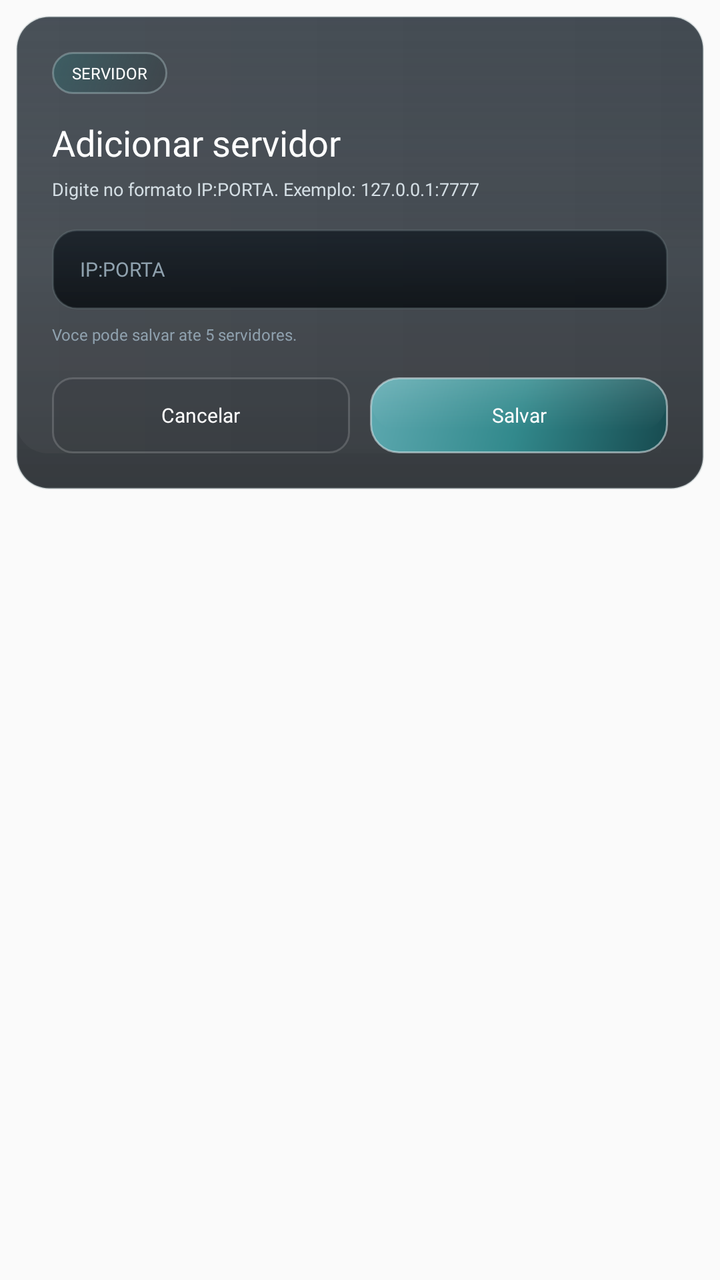
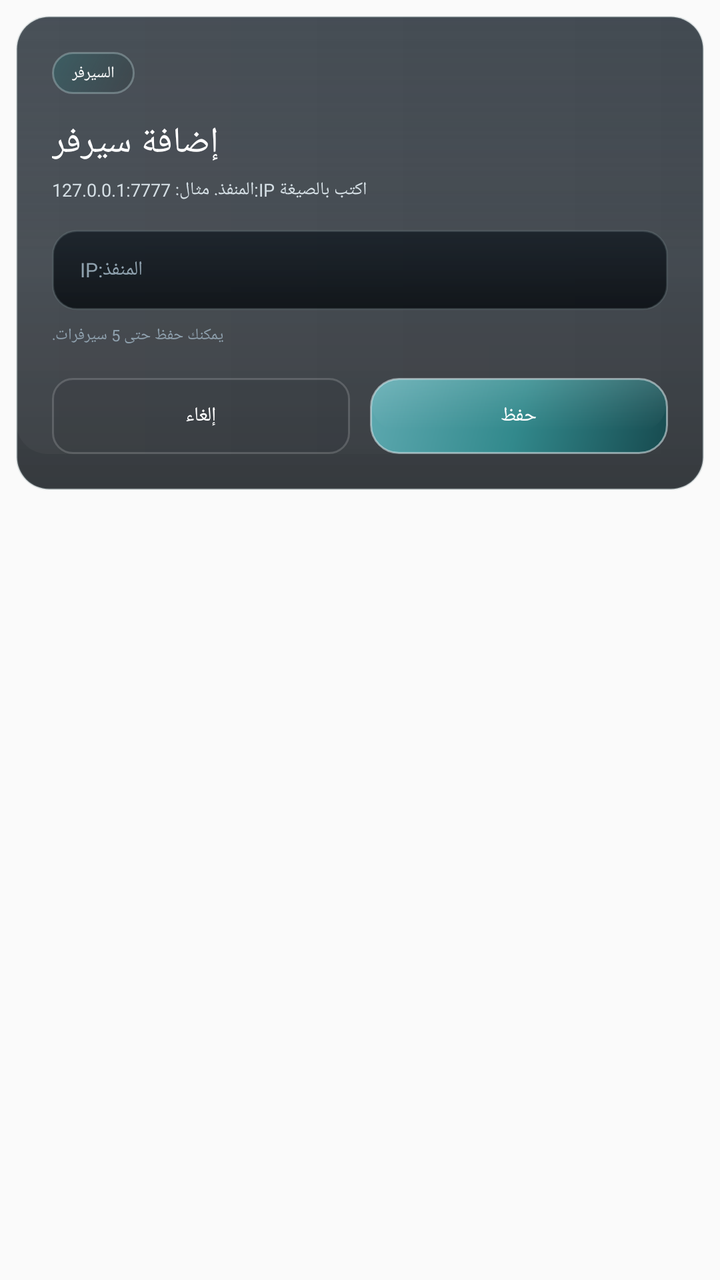

Two renders of the same Android screen: before a commit and after it. Below are the layout's source before the change and the commit's diff.
<!-- AndroidManifest.xml: application theme Theme.AppCompat.Light.NoActionBar.FullScreen -->
<!-- res/layout/dialog_add_server.xml -->
<?xml version="1.0" encoding="utf-8"?>
<FrameLayout xmlns:android="http://schemas.android.com/apk/res/android"
    android:layout_width="match_parent"
    android:layout_height="wrap_content"
    android:padding="8dp">

    <LinearLayout
        android:layout_width="match_parent"
        android:layout_height="wrap_content"
        android:background="@drawable/home_panel_surface"
        android:orientation="vertical"
        android:padding="18dp">

        <TextView
            android:layout_width="wrap_content"
            android:layout_height="wrap_content"
            android:background="@drawable/home_news_badge"
            android:fontFamily="@font/montserrat_bold"
            android:paddingStart="10dp"
            android:paddingTop="5dp"
            android:paddingEnd="10dp"
            android:paddingBottom="5dp"
            android:text="Servidor"
            android:textAllCaps="true"
            android:textColor="@android:color/white"
            android:textSize="8sp" />

        <TextView
            android:layout_width="wrap_content"
            android:layout_height="wrap_content"
            android:layout_marginTop="12dp"
            android:fontFamily="@font/montserrat_black"
            android:text="Adicionar servidor"
            android:textColor="@android:color/white"
            android:textSize="18sp" />

        <TextView
            android:layout_width="wrap_content"
            android:layout_height="wrap_content"
            android:layout_marginTop="5dp"
            android:fontFamily="@font/montserrat_medium"
            android:text="Digite no formato IP:PORTA. Exemplo: 127.0.0.1:7777"
            android:textColor="@color/launcher_text_secondary"
            android:textSize="9sp" />

        <EditText
            android:id="@+id/dialog_server_input"
            android:layout_width="match_parent"
            android:layout_height="40dp"
            android:layout_marginTop="14dp"
            android:background="@drawable/launcher_field_surface_dark"
            android:fontFamily="@font/montserrat_bold"
            android:hint="IP:PORTA"
            android:imeOptions="actionDone|flagNoExtractUi"
            android:paddingStart="14dp"
            android:paddingEnd="14dp"
            android:singleLine="true"
            android:textColor="@android:color/white"
            android:textColorHint="@color/launcher_text_muted"
            android:textSize="10sp" />

        <TextView
            android:id="@+id/dialog_server_limit"
            android:layout_width="wrap_content"
            android:layout_height="wrap_content"
            android:layout_marginTop="7dp"
            android:fontFamily="@font/montserrat_medium"
            android:text="Voce pode salvar ate 5 servidores."
            android:textColor="@color/launcher_text_muted"
            android:textSize="8sp" />

        <LinearLayout
            android:layout_width="match_parent"
            android:layout_height="wrap_content"
            android:layout_marginTop="16dp"
            android:orientation="horizontal">

            <TextView
                android:id="@+id/dialog_server_cancel"
                android:layout_width="0dp"
                android:layout_height="38dp"
                android:layout_weight="1"
                android:background="@drawable/home_action_text_button"
                android:fontFamily="@font/montserrat_bold"
                android:gravity="center"
                android:text="Cancelar"
                android:textColor="@android:color/white"
                android:textSize="10sp" />

            <TextView
                android:id="@+id/dialog_server_save"
                android:layout_width="0dp"
                android:layout_height="38dp"
                android:layout_marginStart="10dp"
                android:layout_weight="1"
                android:background="@drawable/home_server_select_button"
                android:fontFamily="@font/montserrat_bold"
                android:gravity="center"
                android:text="Salvar"
                android:textColor="@android:color/white"
                android:textSize="10sp" />
        </LinearLayout>
    </LinearLayout>

</FrameLayout>
<!-- resources referenced by this layout -->
<resources>
  <color name="launcher_text_muted">#8FA1AE</color>
  <color name="launcher_text_secondary">#D4DEE4</color>
  <!-- drawable home_action_text_button (drawable) -->
  <?xml version="1.0" encoding="utf-8"?>
  <shape xmlns:android="http://schemas.android.com/apk/res/android"
      android:shape="rectangle">
      <solid android:color="#140F141A" />
      <corners android:radius="10dp" />
      <stroke
          android:width="1dp"
          android:color="#2AFFFFFF" />
  </shape>
  <!-- drawable home_news_badge (drawable) -->
  <?xml version="1.0" encoding="utf-8"?>
  <shape xmlns:android="http://schemas.android.com/apk/res/android"
      android:shape="rectangle">
      <gradient
          android:angle="315"
          android:startColor="#6C2D6F73"
          android:endColor="#33192325" />
      <corners android:radius="10dp" />
      <stroke
          android:width="1dp"
          android:color="#5DBBD4D5" />
  </shape>
  <!-- drawable home_server_select_button (drawable) -->
  <?xml version="1.0" encoding="utf-8"?>
  <layer-list xmlns:android="http://schemas.android.com/apk/res/android">
      <item android:top="2dp">
          <shape android:shape="rectangle">
              <solid android:color="#50101920" />
              <corners android:radius="14dp" />
          </shape>
      </item>
      <item>
          <shape android:shape="rectangle">
              <gradient
                  android:angle="315"
                  android:startColor="#5EA9B0"
                  android:centerColor="@color/launcher_accent_teal"
                  android:endColor="@color/launcher_accent_teal_dark" />
              <corners android:radius="14dp" />
              <stroke
                  android:width="1dp"
                  android:color="#92DAE8EC" />
          </shape>
      </item>
      <item
          android:left="1dp"
          android:top="1dp"
          android:right="1dp"
          android:bottom="12dp">
          <shape android:shape="rectangle">
              <gradient
                  android:angle="270"
                  android:startColor="#24EFFFFF"
                  android:centerColor="#10FFFFFF"
                  android:endColor="#00FFFFFF" />
              <corners android:radius="13dp" />
          </shape>
      </item>
  </layer-list>
  <!-- drawable launcher_field_surface_dark (drawable) -->
  <?xml version="1.0" encoding="utf-8"?>
  <shape xmlns:android="http://schemas.android.com/apk/res/android"
      android:shape="rectangle">
      <gradient
          android:angle="270"
          android:startColor="#C9121A22"
          android:endColor="#D2070B0F" />
      <corners android:radius="12dp" />
      <stroke
          android:width="1dp"
          android:color="@color/launcher_border_soft" />
  </shape>
  <style name="Theme.AppCompat.Light.NoActionBar.FullScreen" parent="@style/Theme.AppCompat.Light.NoActionBar">
          <item name="android:windowNoTitle">true</item>
          <item name="android:windowActionBar">false</item>
          <item name="android:windowFullscreen">true</item>
          <item name="android:windowContentOverlay">@null</item>
          <item name="android:windowLayoutInDisplayCutoutMode">shortEdges</item>
      </style>
  <color name="launcher_panel_top">#E71B242D</color>
  <color name="launcher_panel_bottom">#D00A0F14</color>
  <color name="launcher_border_soft">#42798A91</color>
  <color name="launcher_accent_teal">#32898C</color>
  <color name="launcher_accent_teal_dark">#174A4F</color>
  <!-- unchanged entries left out for length: 1 -->
</resources>

<!-- the commit's change to res/layout/dialog_add_server.xml (unified diff, before → after) -->
@@ -20,7 +20,7 @@
             android:paddingTop="5dp"
             android:paddingEnd="10dp"
             android:paddingBottom="5dp"
-            android:text="Servidor"
+            android:text="السيرفر"
             android:textAllCaps="true"
             android:textColor="@android:color/white"
             android:textSize="8sp" />
@@ -30,7 +30,7 @@
             android:layout_height="wrap_content"
             android:layout_marginTop="12dp"
             android:fontFamily="@font/montserrat_black"
-            android:text="Adicionar servidor"
+            android:text="إضافة سيرفر"
             android:textColor="@android:color/white"
             android:textSize="18sp" />
 
@@ -39,7 +39,7 @@
             android:layout_height="wrap_content"
             android:layout_marginTop="5dp"
             android:fontFamily="@font/montserrat_medium"
-            android:text="Digite no formato IP:PORTA. Exemplo: 127.0.0.1:7777"
+            android:text="اكتب بالصيغة IP:المنفذ. مثال: 127.0.0.1:7777"
             android:textColor="@color/launcher_text_secondary"
             android:textSize="9sp" />
 
@@ -50,7 +50,7 @@
             android:layout_marginTop="14dp"
             android:background="@drawable/launcher_field_surface_dark"
             android:fontFamily="@font/montserrat_bold"
-            android:hint="IP:PORTA"
+            android:hint="IP:المنفذ"
             android:imeOptions="actionDone|flagNoExtractUi"
             android:paddingStart="14dp"
             android:paddingEnd="14dp"
@@ -65,7 +65,7 @@
             android:layout_height="wrap_content"
             android:layout_marginTop="7dp"
             android:fontFamily="@font/montserrat_medium"
-            android:text="Voce pode salvar ate 5 servidores."
+            android:text="يمكنك حفظ حتى 5 سيرفرات."
             android:textColor="@color/launcher_text_muted"
             android:textSize="8sp" />
 
@@ -83,7 +83,7 @@
                 android:background="@drawable/home_action_text_button"
                 android:fontFamily="@font/montserrat_bold"
                 android:gravity="center"
-                android:text="Cancelar"
+                android:text="إلغاء"
                 android:textColor="@android:color/white"
                 android:textSize="10sp" />
 
@@ -96,7 +96,7 @@
                 android:background="@drawable/home_server_select_button"
                 android:fontFamily="@font/montserrat_bold"
                 android:gravity="center"
-                android:text="Salvar"
+                android:text="حفظ"
                 android:textColor="@android:color/white"
                 android:textSize="10sp" />
         </LinearLayout>
